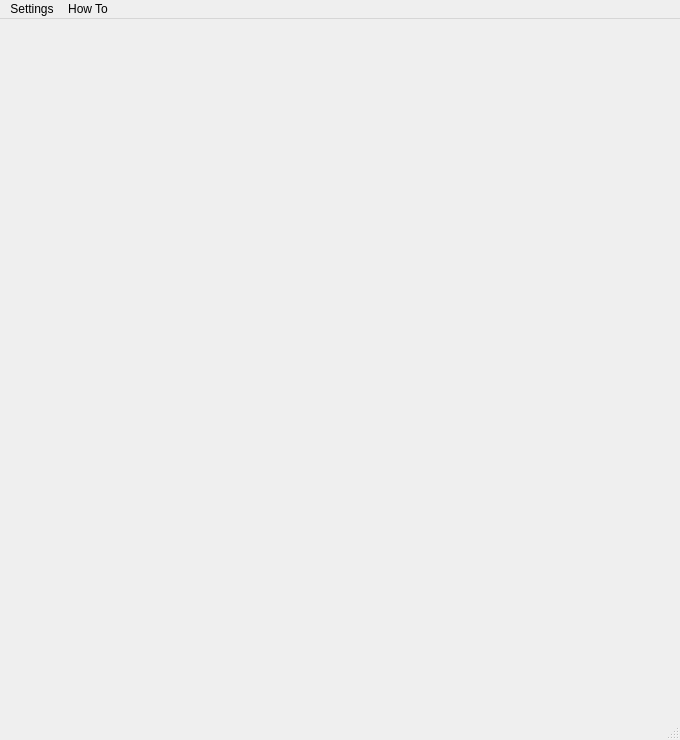
dimaandrei/Licenta-Motorcycle, file GUI/ui/MainWindow.ui: the form before one commit.
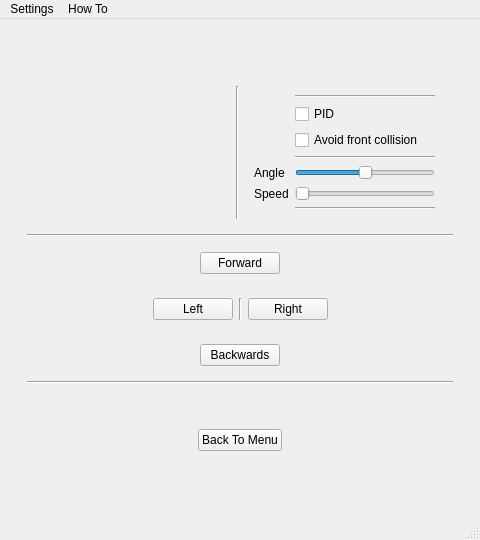
The form after the commit. The open tabs and pages were chosen to show the change.

Commit message: Add callbacks template

```diff
--- a/GUI/ui/MainWindow.ui
+++ b/GUI/ui/MainWindow.ui
@@ -6,14 +6,14 @@
    <rect>
     <x>0</x>
     <y>0</y>
-    <width>680</width>
-    <height>740</height>
+    <width>480</width>
+    <height>540</height>
    </rect>
   </property>
   <property name="minimumSize">
    <size>
-    <width>680</width>
-    <height>740</height>
+    <width>480</width>
+    <height>540</height>
    </size>
   </property>
   <property name="windowTitle">
@@ -21,7 +21,7 @@
   </property>
   <widget class="QWidget" name="centralwidget">
    <layout class="QGridLayout" name="gridLayout">
-    <item row="0" column="0">
+    <item row="0" column="1">
      <widget class="QStackedWidget" name="stackedWidget">
       <property name="enabled">
        <bool>true</bool>
@@ -215,7 +215,349 @@
         </item>
        </layout>
       </widget>
-      <widget class="QWidget" name="manualControlMenu"/>
+      <widget class="QWidget" name="manualControlMenu">
+       <property name="autoFillBackground">
+        <bool>true</bool>
+       </property>
+       <layout class="QHBoxLayout" name="horizontalLayout_11">
+        <item>
+         <widget class="QWidget" name="gridWidget" native="true">
+          <property name="autoFillBackground">
+           <bool>false</bool>
+          </property>
+          <layout class="QVBoxLayout" name="verticalLayout_4">
+           <item>
+            <spacer name="verticalSpacer_5">
+             <property name="orientation">
+              <enum>Qt::Vertical</enum>
+             </property>
+             <property name="sizeHint" stdset="0">
+              <size>
+               <width>20</width>
+               <height>40</height>
+              </size>
+             </property>
+            </spacer>
+           </item>
+           <item>
+            <widget class="QWidget" name="widget_9" native="true">
+             <layout class="QHBoxLayout" name="horizontalLayout_10">
+              <item>
+               <spacer name="horizontalSpacer_19">
+                <property name="orientation">
+                 <enum>Qt::Horizontal</enum>
+                </property>
+                <property name="sizeHint" stdset="0">
+                 <size>
+                  <width>40</width>
+                  <height>20</height>
+                 </size>
+                </property>
+               </spacer>
+              </item>
+              <item>
+               <widget class="Line" name="line_2">
+                <property name="orientation">
+                 <enum>Qt::Vertical</enum>
+                </property>
+               </widget>
+              </item>
+              <item>
+               <widget class="QWidget" name="widget_10" native="true">
+                <layout class="QFormLayout" name="formLayout">
+                 <item row="0" column="1">
+                  <widget class="Line" name="line_8">
+                   <property name="orientation">
+                    <enum>Qt::Horizontal</enum>
+                   </property>
+                  </widget>
+                 </item>
+                 <item row="1" column="1">
+                  <widget class="QCheckBox" name="activatePID_c">
+                   <property name="text">
+                    <string>PID</string>
+                   </property>
+                  </widget>
+                 </item>
+                 <item row="2" column="1">
+                  <widget class="QCheckBox" name="avoidCollision_c">
+                   <property name="text">
+                    <string>Avoid front collision</string>
+                   </property>
+                  </widget>
+                 </item>
+                 <item row="3" column="1">
+                  <widget class="Line" name="line_5">
+                   <property name="orientation">
+                    <enum>Qt::Horizontal</enum>
+                   </property>
+                  </widget>
+                 </item>
+                 <item row="4" column="0">
+                  <widget class="QLabel" name="label_3">
+                   <property name="text">
+                    <string>Angle</string>
+                   </property>
+                  </widget>
+                 </item>
+                 <item row="4" column="1">
+                  <widget class="QSlider" name="angleSlider">
+                   <property name="maximum">
+                    <number>60</number>
+                   </property>
+                   <property name="singleStep">
+                    <number>2</number>
+                   </property>
+                   <property name="sliderPosition">
+                    <number>30</number>
+                   </property>
+                   <property name="orientation">
+                    <enum>Qt::Horizontal</enum>
+                   </property>
+                  </widget>
+                 </item>
+                 <item row="5" column="0">
+                  <widget class="QLabel" name="label_4">
+                   <property name="text">
+                    <string>Speed</string>
+                   </property>
+                  </widget>
+                 </item>
+                 <item row="5" column="1">
+                  <widget class="QSlider" name="speedSlider">
+                   <property name="orientation">
+                    <enum>Qt::Horizontal</enum>
+                   </property>
+                  </widget>
+                 </item>
+                 <item row="6" column="1">
+                  <widget class="Line" name="line_7">
+                   <property name="orientation">
+                    <enum>Qt::Horizontal</enum>
+                   </property>
+                  </widget>
+                 </item>
+                </layout>
+               </widget>
+              </item>
+             </layout>
+            </widget>
+           </item>
+           <item>
+            <widget class="Line" name="line">
+             <property name="orientation">
+              <enum>Qt::Horizontal</enum>
+             </property>
+            </widget>
+           </item>
+           <item>
+            <widget class="QWidget" name="widget_8" native="true">
+             <layout class="QHBoxLayout" name="horizontalLayout_9">
+              <item>
+               <spacer name="horizontalSpacer_17">
+                <property name="orientation">
+                 <enum>Qt::Horizontal</enum>
+                </property>
+                <property name="sizeHint" stdset="0">
+                 <size>
+                  <width>40</width>
+                  <height>20</height>
+                 </size>
+                </property>
+               </spacer>
+              </item>
+              <item>
+               <widget class="QPushButton" name="goForward">
+                <property name="text">
+                 <string>Forward</string>
+                </property>
+               </widget>
+              </item>
+              <item>
+               <spacer name="horizontalSpacer_18">
+                <property name="orientation">
+                 <enum>Qt::Horizontal</enum>
+                </property>
+                <property name="sizeHint" stdset="0">
+                 <size>
+                  <width>40</width>
+                  <height>20</height>
+                 </size>
+                </property>
+               </spacer>
+              </item>
+             </layout>
+            </widget>
+           </item>
+           <item>
+            <widget class="QWidget" name="widget_6" native="true">
+             <layout class="QHBoxLayout" name="horizontalLayout_7">
+              <item>
+               <spacer name="horizontalSpacer_13">
+                <property name="orientation">
+                 <enum>Qt::Horizontal</enum>
+                </property>
+                <property name="sizeHint" stdset="0">
+                 <size>
+                  <width>40</width>
+                  <height>20</height>
+                 </size>
+                </property>
+               </spacer>
+              </item>
+              <item>
+               <widget class="QPushButton" name="goToTheLeft">
+                <property name="text">
+                 <string>Left</string>
+                </property>
+               </widget>
+              </item>
+              <item>
+               <widget class="Line" name="line_3">
+                <property name="orientation">
+                 <enum>Qt::Vertical</enum>
+                </property>
+               </widget>
+              </item>
+              <item>
+               <widget class="QPushButton" name="goToTheRight">
+                <property name="text">
+                 <string>Right</string>
+                </property>
+               </widget>
+              </item>
+              <item>
+               <spacer name="horizontalSpacer_14">
+                <property name="orientation">
+                 <enum>Qt::Horizontal</enum>
+                </property>
+                <property name="sizeHint" stdset="0">
+                 <size>
+                  <width>40</width>
+                  <height>20</height>
+                 </size>
+                </property>
+               </spacer>
+              </item>
+             </layout>
+            </widget>
+           </item>
+           <item>
+            <widget class="QWidget" name="widget_7" native="true">
+             <layout class="QHBoxLayout" name="horizontalLayout_8">
+              <item>
+               <spacer name="horizontalSpacer_15">
+                <property name="orientation">
+                 <enum>Qt::Horizontal</enum>
+                </property>
+                <property name="sizeHint" stdset="0">
+                 <size>
+                  <width>40</width>
+                  <height>20</height>
+                 </size>
+                </property>
+               </spacer>
+              </item>
+              <item>
+               <widget class="QPushButton" name="goBackwards">
+                <property name="text">
+                 <string>Backwards</string>
+                </property>
+               </widget>
+              </item>
+              <item>
+               <spacer name="horizontalSpacer_16">
+                <property name="orientation">
+                 <enum>Qt::Horizontal</enum>
+                </property>
+                <property name="sizeHint" stdset="0">
+                 <size>
+                  <width>40</width>
+                  <height>20</height>
+                 </size>
+                </property>
+               </spacer>
+              </item>
+             </layout>
+            </widget>
+           </item>
+           <item>
+            <widget class="Line" name="line_4">
+             <property name="orientation">
+              <enum>Qt::Horizontal</enum>
+             </property>
+            </widget>
+           </item>
+           <item>
+            <spacer name="verticalSpacer_3">
+             <property name="orientation">
+              <enum>Qt::Vertical</enum>
+             </property>
+             <property name="sizeHint" stdset="0">
+              <size>
+               <width>20</width>
+               <height>40</height>
+              </size>
+             </property>
+            </spacer>
+           </item>
+           <item>
+            <widget class="QWidget" name="widget_11" native="true">
+             <layout class="QHBoxLayout" name="horizontalLayout_12">
+              <item>
+               <spacer name="horizontalSpacer_20">
+                <property name="orientation">
+                 <enum>Qt::Horizontal</enum>
+                </property>
+                <property name="sizeHint" stdset="0">
+                 <size>
+                  <width>40</width>
+                  <height>20</height>
+                 </size>
+                </property>
+               </spacer>
+              </item>
+              <item>
+               <widget class="QPushButton" name="backToMainFM">
+                <property name="text">
+                 <string>Back To Menu</string>
+                </property>
+               </widget>
+              </item>
+              <item>
+               <spacer name="horizontalSpacer_21">
+                <property name="orientation">
+                 <enum>Qt::Horizontal</enum>
+                </property>
+                <property name="sizeHint" stdset="0">
+                 <size>
+                  <width>40</width>
+                  <height>20</height>
+                 </size>
+                </property>
+               </spacer>
+              </item>
+             </layout>
+            </widget>
+           </item>
+           <item>
+            <spacer name="verticalSpacer_4">
+             <property name="orientation">
+              <enum>Qt::Vertical</enum>
+             </property>
+             <property name="sizeHint" stdset="0">
+              <size>
+               <width>20</width>
+               <height>40</height>
+              </size>
+             </property>
+            </spacer>
+           </item>
+          </layout>
+         </widget>
+        </item>
+       </layout>
+      </widget>
       <widget class="QWidget" name="autoControlMenu">
        <layout class="QVBoxLayout" name="verticalLayout_3">
         <item>
@@ -360,7 +702,7 @@
     <rect>
      <x>0</x>
      <y>0</y>
-     <width>680</width>
+     <width>480</width>
      <height>22</height>
     </rect>
    </property>
```
Left out of the diff: 2 changed lines with no effect on the pictures. The commit also changes 1 other file.
